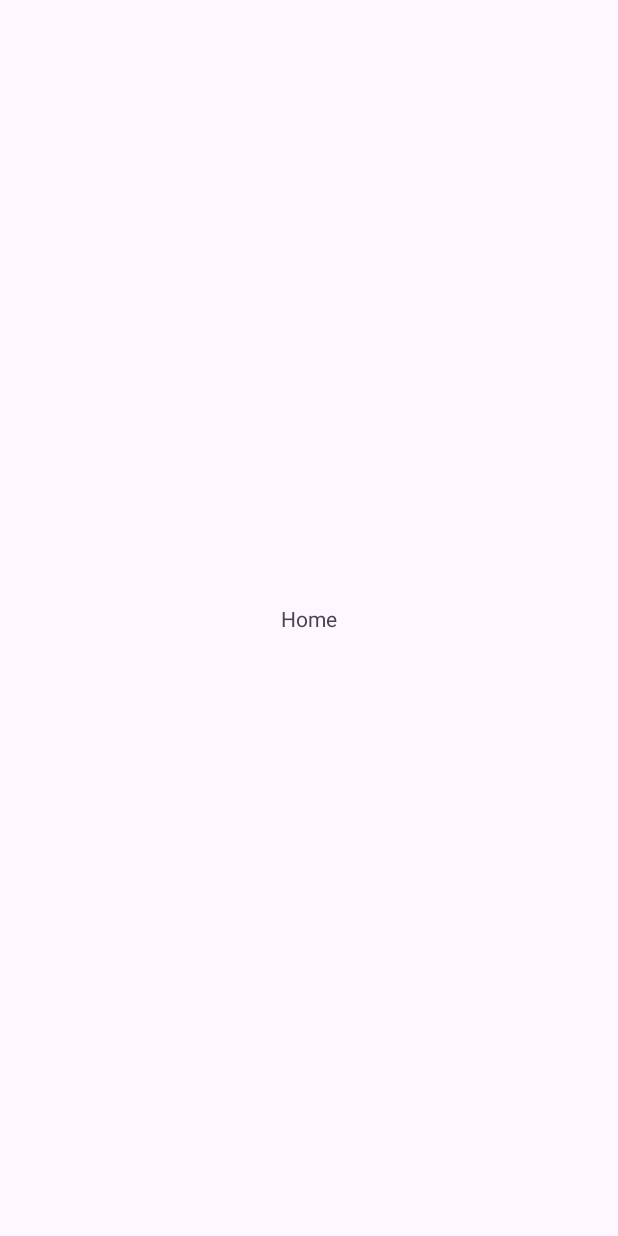
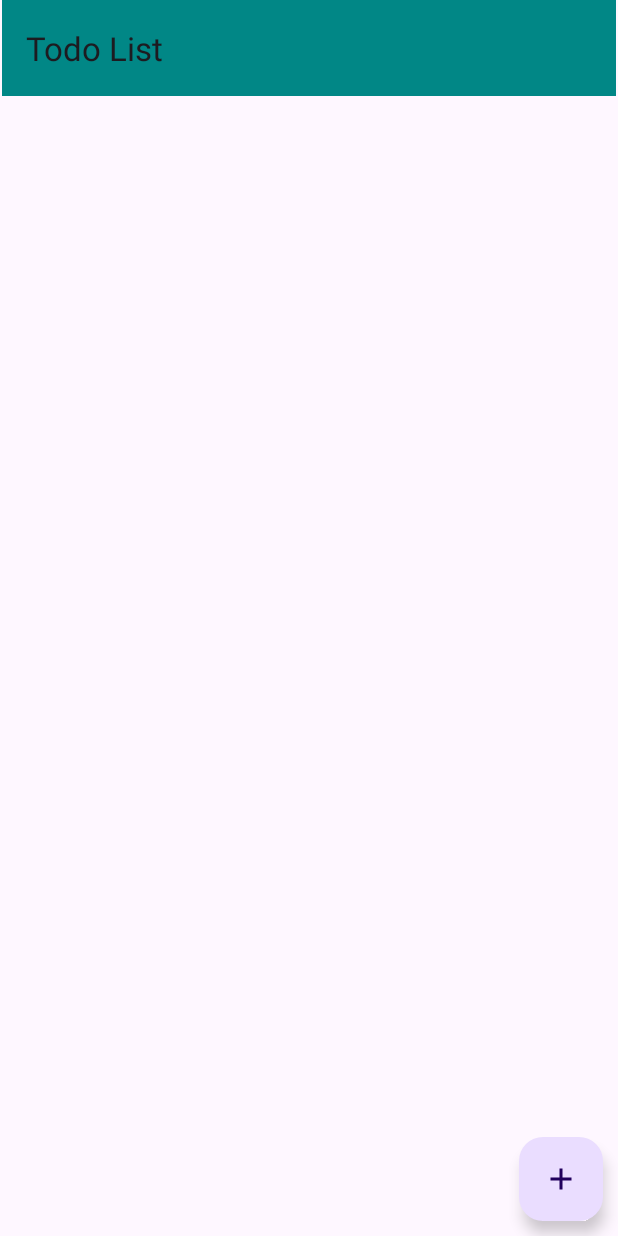
Before and after one commit to Pantho-Haque/Cardiac-Recorder, an Android app: the screen it shows after launch (HomeActivity), on a phone screen of 412 x 824 dp. Before the commit the screen is almost empty. Run offline under Robolectric (Android 15) with nearby library versions, the phone set to English and light mode, and no system bars; our stand-ins replace Firebase (no records; nobody signed in at launch, a user with empty details on screens opened directly).

Commit message:
home page layout design done

```diff
--- /dev/null
+++ b/app/src/main/res/drawable/ic_baseline_add.xml
@@ -0,0 +1,5 @@
+<vector android:height="36dp" android:tint="#000000"
+    android:viewportHeight="24" android:viewportWidth="24"
+    android:width="36dp" xmlns:android="http://schemas.android.com/apk/res/android">
+    <path android:fillColor="@android:color/white" android:pathData="M19,13h-6v6h-2v-6H5v-2h6V5h2v6h6v2z"/>
+</vector>
--- a/app/src/main/res/layout/activity_home.xml
+++ b/app/src/main/res/layout/activity_home.xml
@@ -4,15 +4,43 @@
     xmlns:tools="http://schemas.android.com/tools"
     android:layout_width="match_parent"
     android:layout_height="match_parent"
-    tools:context=".HomeActivity">
+    tools:context=".HomeActivity"
+    >
 
-    <TextView
-        android:id="@+id/textView"
+    <androidx.appcompat.widget.Toolbar
+        android:id="@+id/homeToolbar"
+        android:layout_width="409dp"
+        android:layout_height="wrap_content"
+        android:background="@color/teal_700"
+        android:minHeight="?attr/actionBarSize"
+        android:theme="?attr/actionBarTheme"
+        app:layout_constraintEnd_toEndOf="parent"
+        app:layout_constraintStart_toStartOf="parent"
+        app:layout_constraintTop_toTopOf="parent"
+        app:title="Todo List" />
+
+    <androidx.recyclerview.widget.RecyclerView
+        android:id="@+id/recyclerView"
+        android:layout_width="match_parent"
+        android:layout_height="wrap_content"
+        android:foregroundGravity="center_vertical"
+        android:minHeight="673dp"
+        app:layout_constraintBottom_toBottomOf="parent"
+        app:layout_constraintEnd_toEndOf="parent"
+        app:layout_constraintHorizontal_bias="1.0"
+        app:layout_constraintStart_toStartOf="parent"
+        app:layout_constraintTop_toBottomOf="@+id/homeToolbar"
+        app:layout_constraintVertical_bias="0.0" />
+
+    <com.google.android.material.floatingactionbutton.FloatingActionButton
+        android:id="@+id/addTask"
         android:layout_width="wrap_content"
         android:layout_height="wrap_content"
-        android:text="Home"
+        android:layout_marginRight="10dp"
+        android:layout_marginBottom="10dp"
+        android:clickable="true"
         app:layout_constraintBottom_toBottomOf="parent"
         app:layout_constraintEnd_toEndOf="parent"
-        app:layout_constraintStart_toStartOf="parent"
-        app:layout_constraintTop_toTopOf="parent" />
+        app:srcCompat="@drawable/ic_baseline_add" />
+
 </androidx.constraintlayout.widget.ConstraintLayout>
--- a/app/src/main/res/values/colors.xml
+++ b/app/src/main/res/values/colors.xml
@@ -1,5 +1,10 @@
 <?xml version="1.0" encoding="utf-8"?>
 <resources>
+    <color name="purple_200">#FFBB86FC</color>
+    <color name="purple_500">#FF6200EE</color>
+    <color name="purple_700">#FF3700B3</color>
+    <color name="teal_200">#FF03DAC5</color>
+    <color name="teal_700">#FF018786</color>
     <color name="black">#FF000000</color>
     <color name="white">#FFFFFFFF</color>
 </resources>
```
